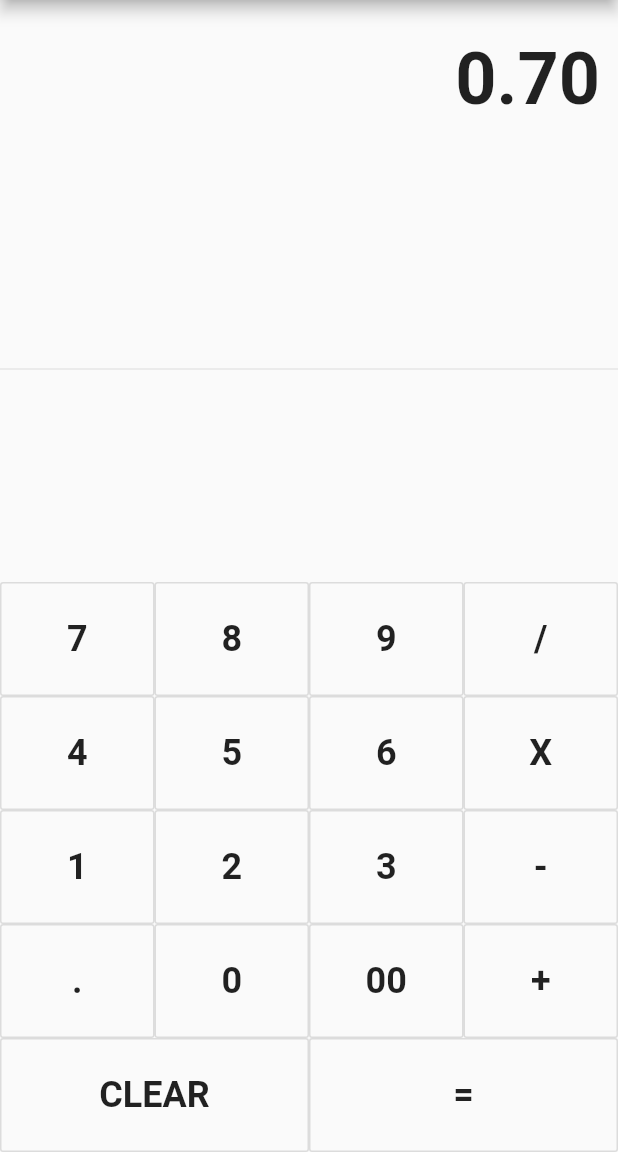
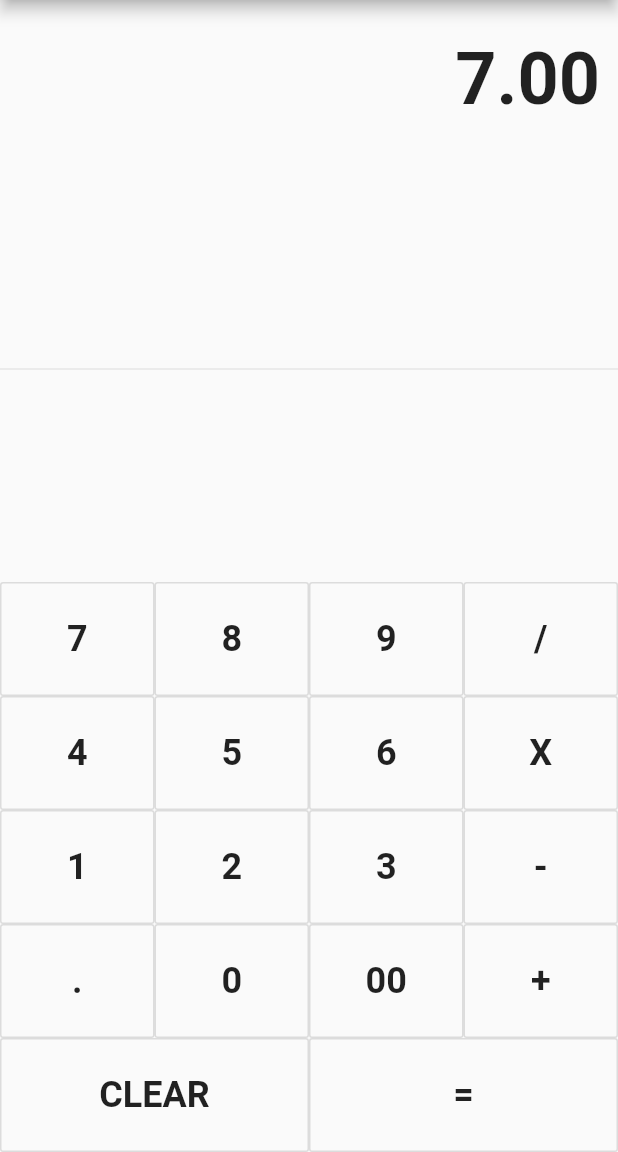
Before and after one commit to flutterdominicana/flutter_calculator, a Flutter app: the screen it shows after launch, after a tap on an icon or button, on a phone screen of 412 x 824 dp, the part 84-1236 px from its top. Run offline on Flutter 3.47's test engine with Material 2 defaults, Android fonts, the phone set to English and light mode, and no system bars.

Commit message:
refactor: main class with enums and utils
 - Modify main class to handle enums and utils
 - Minor change in buttonPressed default case

```diff
--- a/lib/main.dart
+++ b/lib/main.dart
@@ -1,4 +1,7 @@
 import 'package:flutter/material.dart';
+import 'package:flutter_calculator/numbers_enum.dart';
+import 'package:flutter_calculator/operators_enum.dart';
+import 'package:flutter_calculator/utils.dart';
 
 void main() => runApp(MyApp());
 
@@ -32,50 +35,73 @@ class _MyHomePageState extends State<MyHomePage> {
   double num1 = 0.0;
   double num2 = 0.0;
   String operand = "";
+
   buttonPressed(String buttontext) {
-    //print(buttontext);
-    if (buttontext == "CLEAR") {
+    CalculatorOperator value =
+        CalculatorButtonHelper.getOperatorEnum(buttontext);
+
+    switch (value) {
+      case CalculatorOperator.clear:
         _output = "0";
         num1 = 0.0;
         num2 = 0.0;
         operand = "";
-    } else if (buttontext == "+" ||
-        buttontext == "-" ||
-        buttontext == "/" ||
-        buttontext == "X") {
+        break;
+      case CalculatorOperator.plus:
+      case CalculatorOperator.minus:
+      case CalculatorOperator.divide:
+      case CalculatorOperator.multiply:
         num1 = double.parse(output);
         operand = buttontext;
         _output = "0";
-    } else if (buttontext == ".") {
-      if (_output.contains(".")) {
-        print("Already contains decimal");
-        return;
-      } else {
-        _output = _output + buttontext;
-      }
-    } else if (buttontext == "=") {
+        break;
+      case CalculatorOperator.equal:
         num2 = double.parse(output);
-      if (operand == "+") {
+        CalculatorOperator operator =
+            CalculatorButtonHelper.getOperatorEnum(operand);
+        switch (operator) {
+          case CalculatorOperator.plus:
             _output = (num1 + num2).toString();
-      }
-      if (operand == "-") {
+            break;
+          case CalculatorOperator.minus:
             _output = (num1 - num2).toString();
-      }
-      if (operand == "X") {
+            break;
+          case CalculatorOperator.multiply:
             _output = (num1 * num2).toString();
-      }
-      if (operand == "/") {
+            break;
+          case CalculatorOperator.divide:
             _output = (num1 / num2).toString();
+            break;
+          default:
+            break;
         }
 
         num1 = 0.0;
         num2 = 0.0;
         operand = "";
-    } else {
-      _output = _output + buttontext;
+
+        break;
+      case CalculatorOperator.dot:
+        if (_output.contains(
+            CalculatorButtonHelper.getOperatorValue(CalculatorOperator.dot))) {
+          print("Already contains decimal");
+          return;
         }
 
-    print(_output);
+        _output = _output + buttontext;
+        break;
+      default:
+        int index = _output.indexOf(
+            CalculatorButtonHelper.getOperatorValue(CalculatorOperator.dot));
+        if (index == -1) {
+          _output = _output + buttontext;
+        } else {
+          String before = _output.substring(0, index);
+          String after = _output.substring(index);
+          _output = before + buttontext + after;
+        }
+        break;
+    }
 
     setState(() {
       output = double.parse(_output).toStringAsFixed(2);
@@ -119,32 +145,49 @@ class _MyHomePageState extends State<MyHomePage> {
               new Column(
                 children: [
                   new Row(children: [
-                    buildButton("7"),
-                    buildButton("8"),
-                    buildButton("9"),
-                    buildButton("/"),
+                    buildButton(CalculatorButtonHelper.getNumberValue(
+                        CalculatorNumber.seven)),
+                    buildButton(CalculatorButtonHelper.getNumberValue(
+                        CalculatorNumber.eight)),
+                    buildButton(CalculatorButtonHelper.getNumberValue(
+                        CalculatorNumber.nine)),
+                    buildButton(CalculatorButtonHelper.getOperatorValue(
+                        CalculatorOperator.divide)),
                   ]),
                   new Row(children: [
-                    buildButton("4"),
-                    buildButton("5"),
-                    buildButton("6"),
-                    buildButton("X"),
+                    buildButton(CalculatorButtonHelper.getNumberValue(
+                        CalculatorNumber.four)),
+                    buildButton(CalculatorButtonHelper.getNumberValue(
+                        CalculatorNumber.five)),
+                    buildButton(CalculatorButtonHelper.getNumberValue(
+                        CalculatorNumber.six)),
+                    buildButton(CalculatorButtonHelper.getOperatorValue(
+                        CalculatorOperator.multiply)),
                   ]),
                   new Row(children: [
-                    buildButton("1"),
-                    buildButton("2"),
-                    buildButton("3"),
-                    buildButton("-"),
+                    buildButton(CalculatorButtonHelper.getNumberValue(
+                        CalculatorNumber.one)),
+                    buildButton(CalculatorButtonHelper.getNumberValue(
+                        CalculatorNumber.two)),
+                    buildButton(CalculatorButtonHelper.getNumberValue(
+                        CalculatorNumber.three)),
+                    buildButton(CalculatorButtonHelper.getOperatorValue(
+                        CalculatorOperator.minus)),
                   ]),
                   new Row(children: [
-                    buildButton("."),
-                    buildButton("0"),
+                    buildButton(CalculatorButtonHelper.getOperatorValue(
+                        CalculatorOperator.dot)),
+                    buildButton(CalculatorButtonHelper.getNumberValue(
+                        CalculatorNumber.zero)),
                     buildButton("00"),
-                    buildButton("+"),
+                    buildButton(CalculatorButtonHelper.getOperatorValue(
+                        CalculatorOperator.plus)),
                   ]),
                   new Row(children: [
-                    buildButton("CLEAR"),
-                    buildButton("="),
+                    buildButton(CalculatorButtonHelper.getOperatorValue(
+                        CalculatorOperator.clear)),
+                    buildButton(CalculatorButtonHelper.getOperatorValue(
+                        CalculatorOperator.equal)),
                   ]),
                 ],
               )
```
Lines whose indentation alone changed are shown as unchanged.
